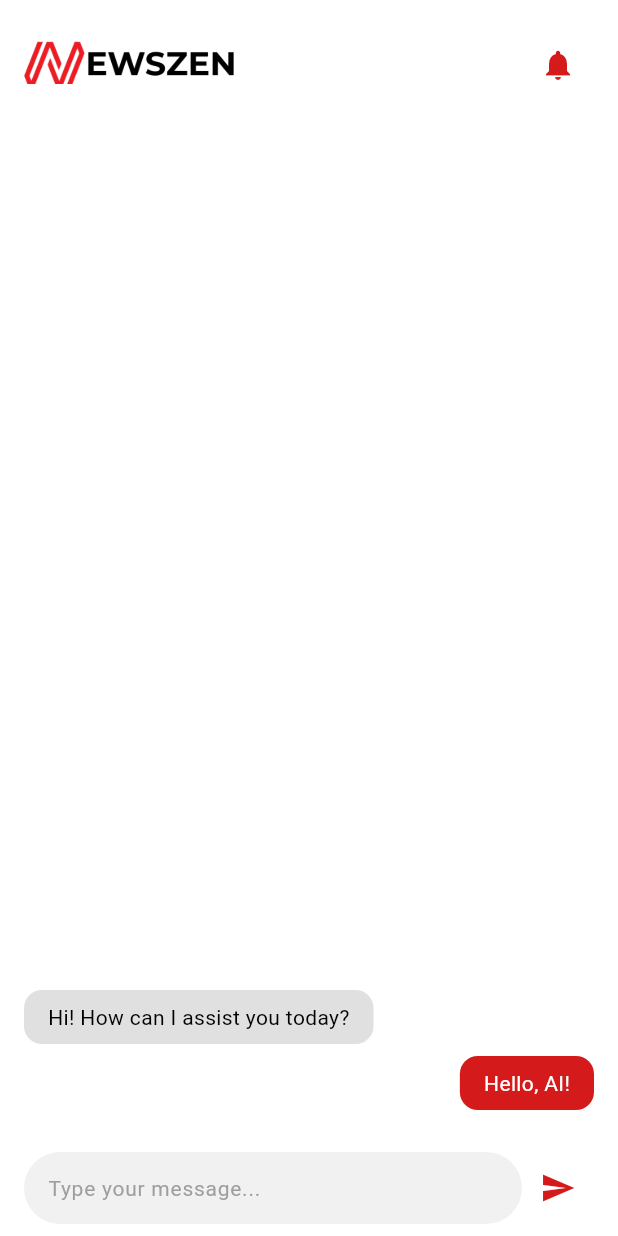
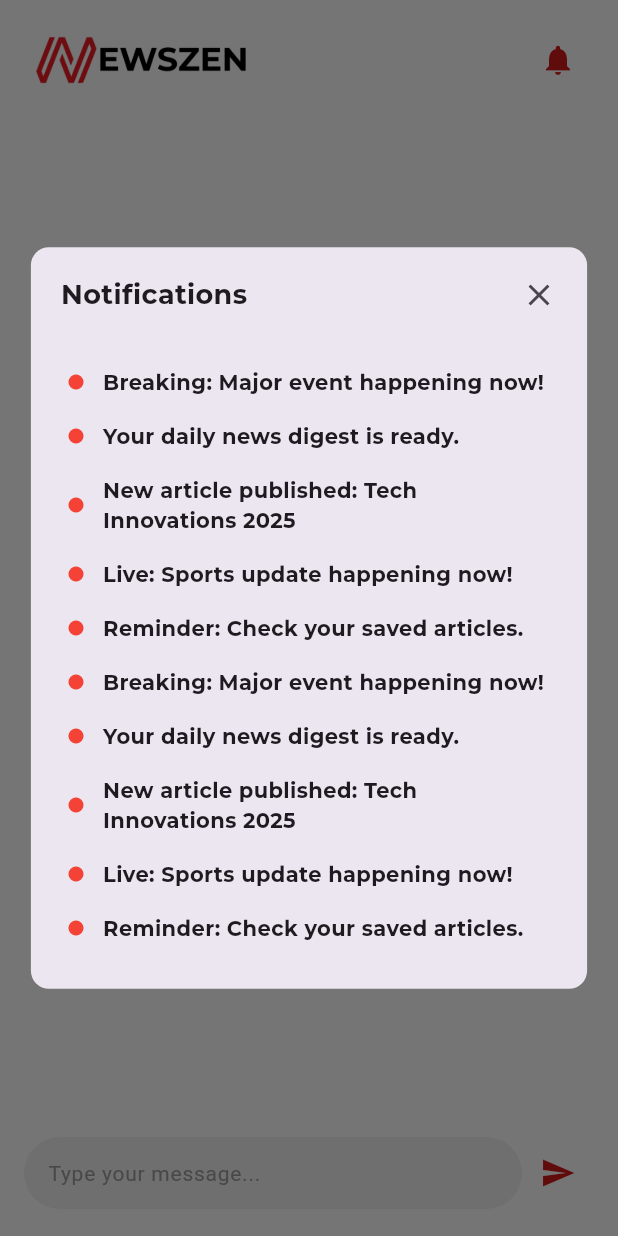
Before and after one commit to wasifuddin/NewsZen, a Flutter app: the AIChatScreen screen opened directly, after a tap on the "notifications" icon, on a phone screen of 412 x 824 dp. Run offline on Flutter 3.47's test engine with Material 3 defaults, Android fonts, the light colour scheme and no system bars; our stand-ins replace equatable, flutter_bloc, flutter_native_splash, responsive_sizer, shared_preferences, smooth_page_indicator and 1 more; accounts and stored records are empty; project files that could hold a hidden picture were left out.

Commit message:
Added notifications pop up screen

```diff
--- a/lib/features/main/presentation/ai_screen/ai_screen.dart
+++ b/lib/features/main/presentation/ai_screen/ai_screen.dart
@@ -1,33 +1,76 @@
 import 'package:flutter/material.dart';
 import 'package:news_zen/core/theme/colors.dart';
 import 'package:news_zen/core/utils/app_assets.dart';
+import 'package:news_zen/features/main/presentation/notifications_screen/notifications_screen.dart';
 
-class AIChatScreen extends StatelessWidget {
+class AIChatScreen extends StatefulWidget {
   const AIChatScreen({super.key});
+
+  @override
+  State<AIChatScreen> createState() => _AIChatScreenState();
+}
+
+class _AIChatScreenState extends State<AIChatScreen> {
+  final TextEditingController _messageController = TextEditingController();
+  final List<ChatMessage> _messages = [];
+
+  // Simulate sending a message
+  void _sendMessage() async {
+    final text = _messageController.text.trim();
+    if (text.isEmpty) return;
+
+    setState(() {
+      _messages.insert(0, ChatMessage(isUserMessage: true, message: text));
+    });
+
+    _messageController.clear();
+
+    final response = await _getChatbotResponse(text);
+    setState(() {
+      _messages.insert(0, ChatMessage(isUserMessage: false, message: response));
+    });
+  }
+
+  // Simulate receiving a response from the chatbot
+  Future<String> _getChatbotResponse(String message) async {
+    await Future.delayed(const Duration(seconds: 1));
+
+    // Simple chatbot logic
+    if (message.toLowerCase().contains('hello')) {
+      return 'Hi there! How can I assist you today?';
+    } else if (message.toLowerCase().contains('news')) {
+      return 'Here are the latest news updates...';
+    } else {
+      return 'I\'m sorry, I didn\'t understand that. Can you please rephrase?';
+    }
+  }
 
   @override
   Widget build(BuildContext context) {
     return Scaffold(
       backgroundColor: main_background_colour,
       appBar: PreferredSize(
-        preferredSize: Size.fromHeight(100),
+        preferredSize: const Size.fromHeight(100),
         child: AppBar(
+          automaticallyImplyLeading: false,
           backgroundColor: main_background_colour,
           title: Column(
             children: [
-              SizedBox(height: 30),
+              const SizedBox(height: 24),
               Row(
                 mainAxisAlignment: MainAxisAlignment.spaceBetween,
                 children: [
                   Padding(
-                    padding: const EdgeInsets.only(left: 0.0),
+                    padding: const EdgeInsets.only(left: 8.0),
                     child: Image.asset(
                       AppAssets.image.img_med_logo,
                       width: 140,
                     ),
                   ),
                   IconButton(
-                    onPressed: () {},
+                    onPressed: () {
+                      showNotificationScreen(context);
+                    },
                     icon: Icon(Icons.notifications, color: primary_red),
                   ),
                 ],
@@ -36,20 +79,23 @@ class AIChatScreen extends StatelessWidget {
           ),
         ),
       ),
-      body: Column(
+      body: Padding(
+        padding: EdgeInsets.only(bottom: MediaQuery.of(context).viewInsets.bottom * 0.0), // Reduces push-up effect
+        child: Column(
           children: [
             // Message List
             Expanded(
-            child: ListView(
+              child: ListView.builder(
                 reverse: true, // Messages appear from bottom
-              padding: EdgeInsets.all(16),
-              children: [
-                // Example of a user message
-                ChatBubble(isUserMessage: true, message: 'Hello, AI!'),
-                // Example of a chatbot message
-                ChatBubble(isUserMessage: false, message: 'Hi! How can I assist you today?'),
-                // More messages can be added here
-              ],
+                padding: const EdgeInsets.all(16),
+                itemCount: _messages.length,
+                itemBuilder: (context, index) {
+                  final message = _messages[index];
+                  return ChatBubble(
+                    isUserMessage: message.isUserMessage,
+                    message: message.message,
+                  );
+                },
               ),
             ),
             // Message Input Field
@@ -61,32 +107,40 @@ class AIChatScreen extends StatelessWidget {
                     child: Container(
                       padding: const EdgeInsets.symmetric(horizontal: 16.0),
                       decoration: BoxDecoration(
-                      color: Color(0xFFF1F1F1), // Light grey background for input field
+                        color: const Color(0xFFF1F1F1), // Light grey background for input field
                         borderRadius: BorderRadius.circular(30),
                       ),
                       child: TextField(
-                      decoration: InputDecoration(
+                        controller: _messageController,
+                        decoration: const InputDecoration(
                           hintText: 'Type your message...',
                           hintStyle: TextStyle(color: Colors.grey, fontSize: 14),
                           border: InputBorder.none,
                         ),
-                      onChanged: (text) {},
+                        onSubmitted: (text) => _sendMessage(),
                       ),
                     ),
                   ),
                   IconButton(
                     icon: Icon(Icons.send, color: primary_red),
-                  onPressed: () {
-                    // Send message action (currently no functionality)
-                  },
+                    onPressed: _sendMessage,
                   ),
                 ],
               ),
             ),
+            const SizedBox(height: 10), // Added space beneath the input field
           ],
+        ),
       ),
     );
   }
+}
+
+class ChatMessage {
+  final bool isUserMessage;
+  final String message;
+
+  ChatMessage({required this.isUserMessage, required this.message});
 }
 
 class ChatBubble extends StatelessWidget {
--- a/lib/features/main/presentation/explore_screen/explore_screen.dart
+++ b/lib/features/main/presentation/explore_screen/explore_screen.dart
@@ -9,6 +9,7 @@ import 'package:news_zen/core/widgets/horizontal_news_card.dart';
 import 'package:news_zen/core/widgets/news_card.dart';
 import 'package:news_zen/features/main/presentation/search_screen/search_screen.dart';
 import 'package:news_zen/features/main/presentation/search_screen/bloc/search_bloc.dart';
+import 'package:news_zen/features/main/presentation/notifications_screen/notifications_screen.dart';
 import 'bloc/explore_bloc.dart';
 
 
@@ -39,7 +40,9 @@ class ExploreScreen extends StatelessWidget {
                       ),
                     ),
                     IconButton(
-                      onPressed: () {},
+                      onPressed: () {
+                        showNotificationScreen(context);
+                      },
                       icon: Icon(Icons.notifications, color: primary_red),
                     ),
                   ],
--- a/lib/features/main/presentation/home_screen/home_screen.dart
+++ b/lib/features/main/presentation/home_screen/home_screen.dart
@@ -7,6 +7,7 @@ import 'package:news_zen/core/utils/app_assets.dart';
 import 'package:news_zen/core/widgets/horizontal_news_card.dart';
 import 'package:news_zen/core/widgets/news_card.dart';
 import 'package:smooth_page_indicator/smooth_page_indicator.dart';
+import 'package:news_zen/features/main/presentation/notifications_screen/notifications_screen.dart';
 import 'bloc/home_bloc.dart';
 
 class HomeScreen extends StatelessWidget {
@@ -37,7 +38,9 @@ class HomeScreen extends StatelessWidget {
                     ),
                     const Spacer(),
                     IconButton(
-                      onPressed: () {},
+                      onPressed: () {
+                        showNotificationScreen(context);
+                      },
                       icon: Icon(Icons.notifications, color: primary_red),
                     ),
                   ],
--- /dev/null
+++ b/lib/features/main/presentation/notifications_screen/notifications_screen.dart
@@ -0,0 +1,91 @@
+import 'package:flutter/material.dart';
+
+void showNotificationScreen(BuildContext context) {
+  showDialog(
+    context: context,
+    barrierDismissible: true,
+    builder: (BuildContext context) {
+      return Dialog(
+        shape: RoundedRectangleBorder(borderRadius: BorderRadius.circular(12)),
+        insetPadding: const EdgeInsets.all(20),
+        child: NotificationsScreen(),
+      );
+    },
+  );
+}
+
+class NotificationsScreen extends StatelessWidget {
+  final List<String> notifications = [
+    "Breaking: Major event happening now!",
+    "Your daily news digest is ready.",
+    "New article published: Tech Innovations 2025",
+    "Live: Sports update happening now!",
+    "Reminder: Check your saved articles.",
+    "Breaking: Major event happening now!",
+    "Your daily news digest is ready.",
+    "New article published: Tech Innovations 2025",
+    "Live: Sports update happening now!",
+    "Reminder: Check your saved articles.",
+  ];
+
+  NotificationsScreen({super.key});
+
+  @override
+  Widget build(BuildContext context) {
+    return SizedBox(
+      width: MediaQuery.of(context).size.width * 0.9,
+      height: MediaQuery.of(context).size.height * 0.6,
+      child: Column(
+        children: [
+          // Header with Close Button
+          Padding(
+            padding: const EdgeInsets.fromLTRB(20, 8, 8, 8),
+            child: Row(
+              mainAxisAlignment: MainAxisAlignment.spaceBetween,
+              children: [
+                const Text(
+                  "Notifications",
+                  style: TextStyle(
+                    fontSize: 18,
+                    fontWeight: FontWeight.w600,
+                    fontFamily: "Montserrat",
+                  ),
+                ),
+                IconButton(
+                  icon: const Icon(Icons.close, size: 24),
+                  onPressed: () => Navigator.of(context).pop(),
+                ),
+              ],
+            ),
+          ),
+          //const Divider(),
+          // Notifications List
+          Expanded(
+            child: ListView.builder(
+              padding: const EdgeInsets.fromLTRB(24, 8, 24, 8),
+              itemCount: notifications.length,
+              itemBuilder: (context, index) {
+                return Padding(
+                  padding: const EdgeInsets.symmetric(vertical: 8),
+                  child: Row(
+                    children: [
+                      const Icon(Icons.circle, color: Colors.red, size: 12),
+                      const SizedBox(width: 12),
+                      Expanded(
+                        child: Text(
+                          notifications[index],
+                          style: const TextStyle(fontSize: 14, fontFamily: "Montserrat"),
+                        ),
+                      ),
+                    ],
+                  ),
+                );
+              },
+            ),
+          ),
+          const SizedBox(height: 24),
+        ],
+      ),
+    );
+  }
+}
--- a/lib/features/main/presentation/socials_screen/socials_screen.dart
+++ b/lib/features/main/presentation/socials_screen/socials_screen.dart
@@ -4,6 +4,7 @@ import 'package:news_zen/core/model/social_model.dart';
 import 'package:news_zen/core/theme/colors.dart';
 import 'package:news_zen/core/utils/app_assets.dart';
 import 'package:news_zen/core/widgets/social_post_card.dart';
+import 'package:news_zen/features/main/presentation/notifications_screen/notifications_screen.dart';
 
 class SocialsScreen extends StatefulWidget {
   const SocialsScreen({super.key});
@@ -44,7 +45,9 @@ class _SocialsScreenState extends State<SocialsScreen> {
                     ),
                   ),
                   IconButton(
-                    onPressed: () {},
+                    onPressed: () {
+                      showNotificationScreen(context);
+                    },
                     icon: Icon(Icons.notifications, color: primary_red),
                   ),
                 ],
```
Also changed, not shown: lib/features/main/presentation/detail_screen/detail_screen.dart (+21 -4 lines), lib/features/main/presentation/profile_screen/profile_screen.dart (+5 -2 lines), lib/features/main/presentation/search_screen/search_screen.dart (+53 -6 lines). Lines whose indentation alone changed are shown as unchanged.
